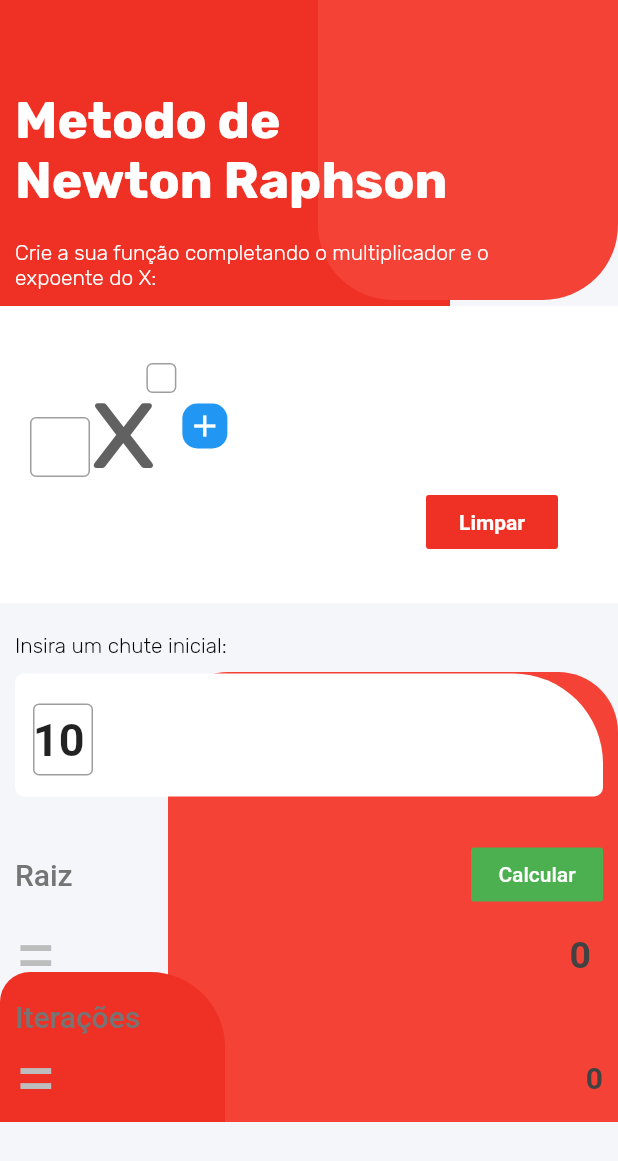
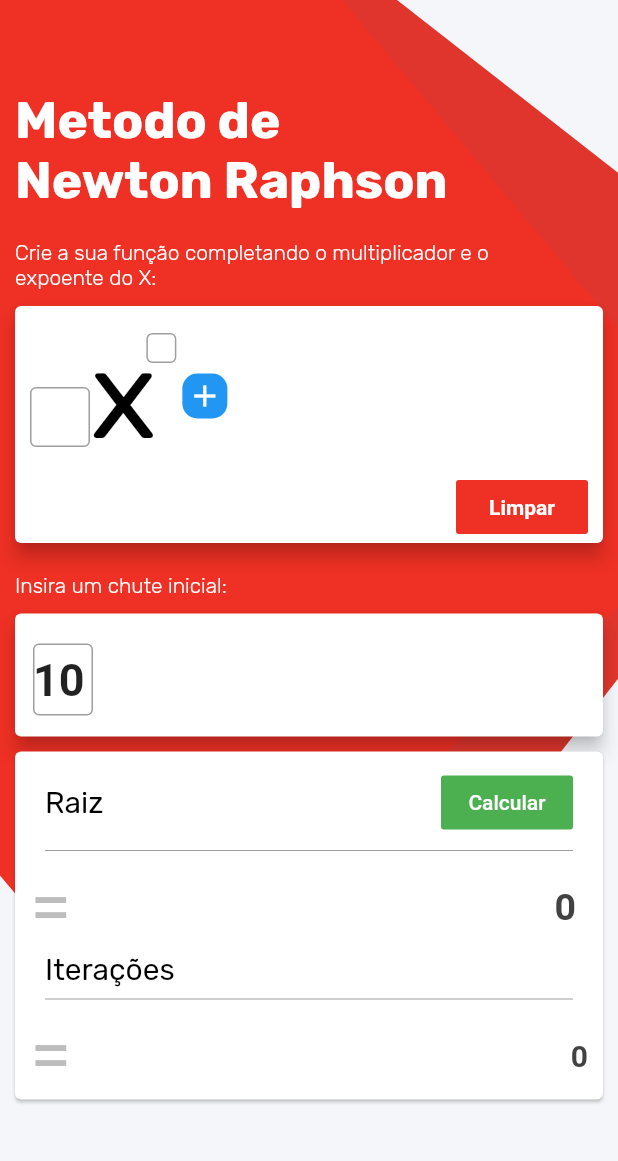
Before and after one commit to cesarramirez1912/app-newton-raphson, a Flutter app: the screen it shows after launch, on a phone screen of 412 x 824 dp. Shown: the top 1161 px of the screen. Run offline on Flutter 3.47's test engine with Material 2 defaults, Android fonts, the phone set to English and light mode, and no system bars.

Commit message:
commit design app

```diff
--- a/lib/main.dart
+++ b/lib/main.dart
@@ -86,49 +86,43 @@ class _MyHomePageState extends State<MyHomePage> {
 
   @override
   Widget build(BuildContext context) {
+    double _largura = MediaQuery.of(context).size.width;
+    double _altura = MediaQuery.of(context).size.height;
     return Scaffold(
       backgroundColor: Color.fromRGBO(245, 246, 250, 1.0),
       body: Stack(
         children: <Widget>[
-          Container(
-            width: 300,
-            height: 300,
+          Positioned(
+            top: -0,
+            left: -130,
+            child: RotationTransition(
+              turns: AlwaysStoppedAnimation(38 / 360),
+              child: Container(
+                width: 600,
+                height: 550,
                 decoration: BoxDecoration(
-                color: Color.fromRGBO(239, 48, 36, 1.0),
-                borderRadius: BorderRadius.only(bottomRight: Radius.circular(10), bottomLeft: Radius.circular(10))),
+                    color: Color.fromRGBO(224, 53, 44, 1.0),
+                    borderRadius: BorderRadius.only(bottomRight: Radius.circular(40), bottomLeft: Radius.circular(30))),
               ),
-          Positioned(
-            top: 0,
-            right: 0,
-            child: Container(
-              width: 200,
-              height: 200,
-              decoration: BoxDecoration(
-                  color: Colors.red, borderRadius: BorderRadius.only(bottomRight: Radius.circular(50), bottomLeft: Radius.circular(50))),
             ),
           ),
           Positioned(
-            bottom: 0,
-            right: 0,
+            top: -0,
+            left: -200,
+            child: RotationTransition(
+              turns: AlwaysStoppedAnimation(50 / 360),
               child: Container(
-              width: 300,
-              height: 300,
-              decoration:
-                  BoxDecoration(color: Colors.red, borderRadius: BorderRadius.only(topLeft: Radius.circular(40), topRight: Radius.circular(40))),
+                width: 600,
+                height: 550,
+                decoration: BoxDecoration(
+                    color: Color.fromRGBO(239, 48, 36, 1.0),
+                    borderRadius: BorderRadius.only(bottomRight: Radius.circular(40), bottomLeft: Radius.circular(30))),
               ),
             ),
-          Positioned(
-            bottom: 0,
-            left: 0,
-            child: Container(
-              width: 150,
-              height: 100,
-              decoration: BoxDecoration(
-                  color: Color.fromRGBO(239, 48, 36, 1.0),
-                  borderRadius: BorderRadius.only(topRight: Radius.circular(50), topLeft: Radius.circular(20))),
           ),
-          ),
-          SingleChildScrollView(
+          Container(
+            height: _altura,
+            child: SingleChildScrollView(
               child: Column(
                 mainAxisAlignment: MainAxisAlignment.center,
                 crossAxisAlignment: CrossAxisAlignment.start,
@@ -153,9 +147,11 @@ class _MyHomePageState extends State<MyHomePage> {
                   SizedBox(
                     height: 10,
                   ),
-                Container(
-                  padding: EdgeInsets.only(top: 30, bottom: 30, left: 10, right: 30),
-                  color: Colors.white,
+                  Card(
+                    margin: EdgeInsets.only(left: 10, right: 10),
+                    elevation: 5,
+                    child: Padding(
+                      padding: const EdgeInsets.only(top: 10),
                       child: Column(
                         children: <Widget>[
                           Row(
@@ -195,8 +191,9 @@ class _MyHomePageState extends State<MyHomePage> {
                                                 ),
                                                 Positioned(
                                                   top: 0,
-                                              left:
-                                                  listaNumeros2[index] >= 10 && listaNumeros2[index] < 100 ? 30 : listaNumeros2[index] > 99 ? 36 : 18,
+                                                  left: listaNumeros2[index] >= 10 && listaNumeros2[index] < 100
+                                                      ? 30
+                                                      : listaNumeros2[index] > 99 ? 36 : 18,
                                                   child: Container(
                                                     padding: EdgeInsets.all(2),
                                                     height: 20,
@@ -217,6 +214,9 @@ class _MyHomePageState extends State<MyHomePage> {
                                 ),
                               ),
                             ],
+                          ),
+                          SizedBox(
+                            height: 10,
                           ),
                           Row(
                             mainAxisAlignment: MainAxisAlignment.end,
@@ -239,6 +239,7 @@ class _MyHomePageState extends State<MyHomePage> {
                         ],
                       ),
                     ),
+                  ),
                   SizedBox(
                     height: 10,
                   ),
@@ -248,21 +249,16 @@ class _MyHomePageState extends State<MyHomePage> {
                         padding: const EdgeInsets.only(right: 40, left: 10, top: 10, bottom: 0),
                         child: Text(
                           'Insira um chute inicial:',
-                        style: TextStyle(fontFamily: 'Rubik', color: Colors.black, fontWeight: FontWeight.w300),
+                          style: TextStyle(fontFamily: 'Rubik', color: Colors.white, fontWeight: FontWeight.w300),
                         ),
                       ),
                     ],
                   ),
-                Container(
-                  margin: EdgeInsets.all(10),
-                  padding: EdgeInsets.all(12),
-                  decoration: BoxDecoration(
-                      color: Colors.white,
-                      borderRadius: BorderRadius.only(
-                          bottomRight: Radius.circular(6),
-                          bottomLeft: Radius.circular(6),
-                          topLeft: Radius.circular(6),
-                          topRight: Radius.circular(60))),
+                  Card(
+                    margin: EdgeInsets.only(top: 10, left: 10, right: 10),
+                    elevation: 5,
+                    child: Padding(
+                      padding: const EdgeInsets.all(12),
                       child: Row(
                         mainAxisAlignment: MainAxisAlignment.start,
                         crossAxisAlignment: CrossAxisAlignment.center,
@@ -292,21 +288,23 @@ class _MyHomePageState extends State<MyHomePage> {
                         ],
                       ),
                     ),
-                SizedBox(
-                  height: 18,
                   ),
+                  Card(
+                    margin: EdgeInsets.only(top: 10, left: 10, right: 10, bottom: 20),
+                    child: Column(
+                      children: <Widget>[
                         Row(
                           mainAxisAlignment: MainAxisAlignment.spaceBetween,
                           children: <Widget>[
                             Padding(
-                      padding: const EdgeInsets.only(right: 10, left: 10.0),
+                              padding: const EdgeInsets.only(top: 10, left: 20.0),
                               child: Text(
                                 'Raiz',
-                        style: TextStyle(color: Colors.grey[600], fontSize: 20, fontWeight: FontWeight.w500),
+                                style: TextStyle(fontFamily: 'Rubik', color: Colors.black, fontSize: 20, fontWeight: FontWeight.w500),
                               ),
                             ),
                             Padding(
-                      padding: const EdgeInsets.only(right: 10, left: 10.0),
+                              padding: const EdgeInsets.only(right: 20, top: 10.0),
                               child: FlatButton(
                                 child: Text(
                                   'Calcular',
@@ -319,6 +317,12 @@ class _MyHomePageState extends State<MyHomePage> {
                               ),
                             ),
                           ],
+                        ),
+                        Container(
+                          padding: EdgeInsets.only(right: 20, left: 20),
+                          child: Divider(
+                            color: Colors.grey,
+                          ),
                         ),
                         Padding(
                           padding: const EdgeInsets.only(right: 10, left: 10),
@@ -344,13 +348,19 @@ class _MyHomePageState extends State<MyHomePage> {
                         Row(
                           children: <Widget>[
                             Padding(
-                      padding: const EdgeInsets.only(right: 10, left: 10.0),
+                              padding: const EdgeInsets.only(right: 10, left: 20.0),
                               child: Text(
                                 'Iterações',
-                        style: TextStyle(color: Colors.grey[600], fontSize: 20, fontWeight: FontWeight.w500),
+                                style: TextStyle(fontFamily: 'Rubik', color: Colors.black, fontSize: 20, fontWeight: FontWeight.w500),
                               ),
                             ),
                           ],
+                        ),
+                        Container(
+                          padding: EdgeInsets.only(right: 20, left: 20),
+                          child: Divider(
+                            color: Colors.grey,
+                          ),
                         ),
                         Padding(
                           padding: const EdgeInsets.only(right: 10, left: 10),
@@ -369,6 +379,10 @@ class _MyHomePageState extends State<MyHomePage> {
                           ),
                         ),
                       ],
+                    ),
+                  ),
+                ],
+              ),
             ),
           )
         ],
@@ -419,7 +433,7 @@ class _MyHomePageState extends State<MyHomePage> {
                     ),
                     Text(
                       'x',
-                      style: TextStyle(fontFamily: 'Rubik', fontSize: 83, fontWeight: FontWeight.w500, color: Colors.grey[700]),
+                      style: TextStyle(fontFamily: 'Rubik', fontSize: 83, fontWeight: FontWeight.w500, color: Colors.black),
                     ),
                     SizedBox(
                       width: 15,
```
Lines whose indentation alone changed are shown as unchanged.
